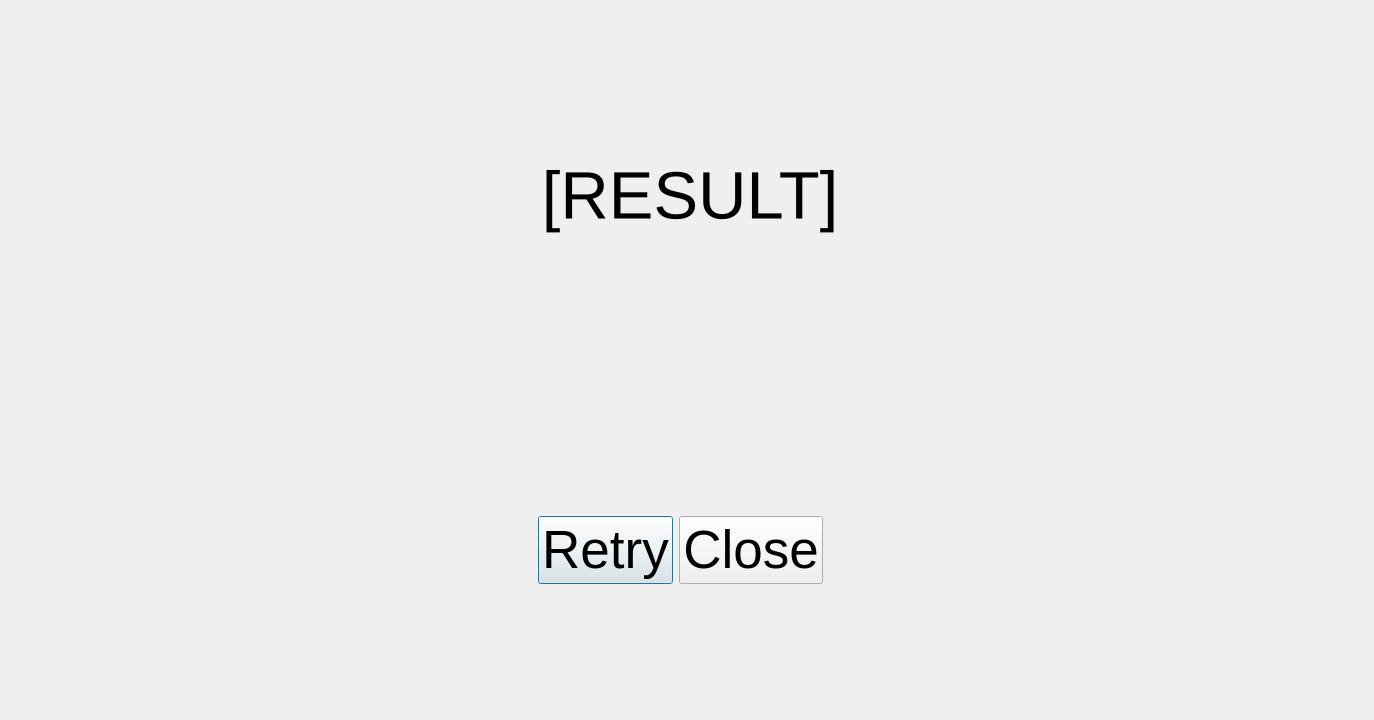
First picture: the form in CTT/mainwindow.ui, repository wnsdyd1128/Code-Typing-Trainer, before the edit.
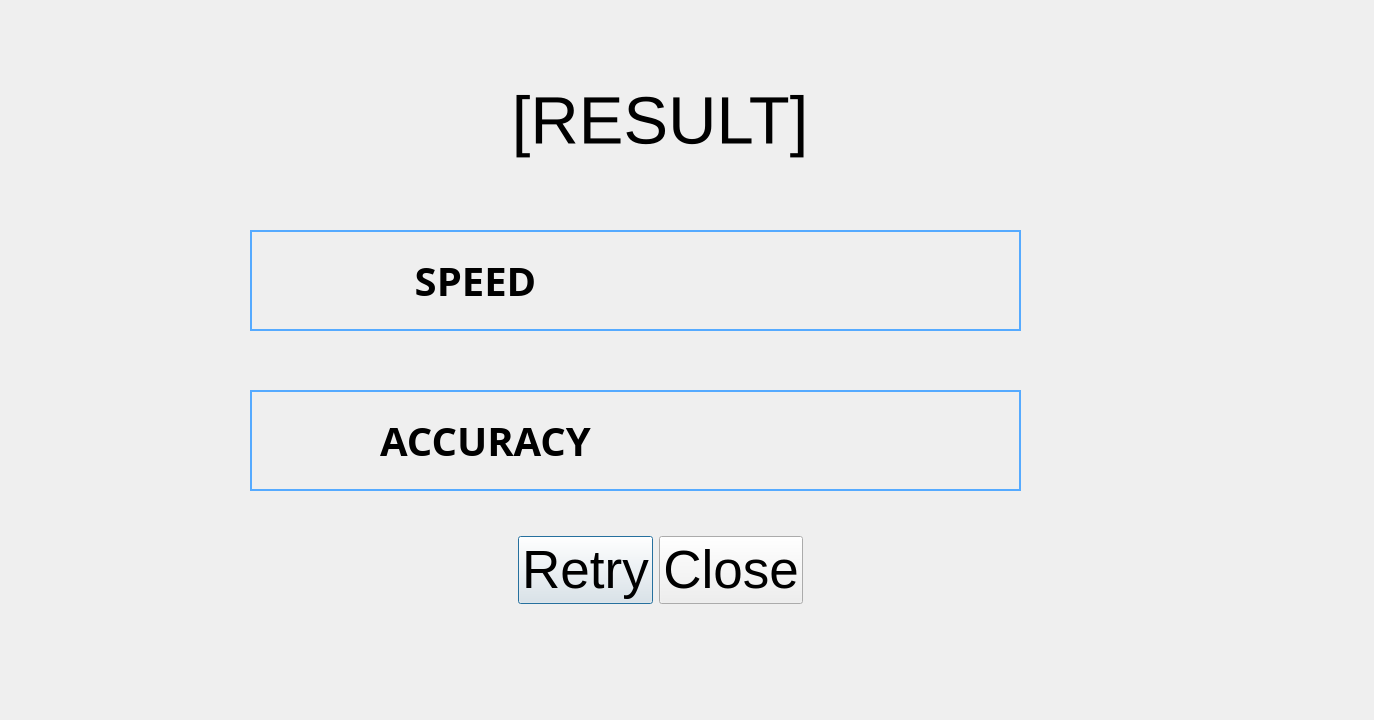
Second picture: the form after the edit. The open tabs and pages were chosen to show the change. Icons and pictures are not drawn.

```diff
--- a/CTT/mainwindow.ui
+++ b/CTT/mainwindow.ui
@@ -510,8 +510,8 @@
      <widget class="QLabel" name="resultTitle">
       <property name="geometry">
        <rect>
-        <x>360</x>
-        <y>135</y>
+        <x>330</x>
+        <y>60</y>
         <width>660</width>
         <height>121</height>
        </rect>
@@ -539,8 +539,8 @@
      <widget class="QDialogButtonBox" name="buttonBox">
       <property name="geometry">
        <rect>
-        <x>450</x>
-        <y>500</y>
+        <x>430</x>
+        <y>520</y>
         <width>461</width>
         <height>101</height>
        </rect>
@@ -566,6 +566,153 @@
        <bool>true</bool>
       </property>
      </widget>
+     <widget class="QLabel" name="speedIcon">
+      <property name="geometry">
+       <rect>
+        <x>250</x>
+        <y>230</y>
+        <width>101</width>
+        <height>101</height>
+       </rect>
+      </property>
+      <property name="text">
+       <string/>
+      </property>
+      <property name="pixmap">
+       <pixmap>../../build-CTT-Desktop_Qt_6_2_1_MSVC2019_64bit-Debug/debug/speed.png</pixmap>
+      </property>
+      <property name="scaledContents">
+       <bool>true</bool>
+      </property>
+     </widget>
+     <widget class="QLabel" name="accuracyIcon">
+      <property name="geometry">
+       <rect>
+        <x>270</x>
+        <y>400</y>
+        <width>81</width>
+        <height>81</height>
+       </rect>
+      </property>
+      <property name="text">
+       <string/>
+      </property>
+      <property name="pixmap">
+       <pixmap>../../build-CTT-Desktop_Qt_6_2_1_MSVC2019_64bit-Debug/debug/accuracy.png</pixmap>
+      </property>
+      <property name="scaledContents">
+       <bool>true</bool>
+      </property>
+     </widget>
+     <widget class="QLabel" name="speedFigure">
+      <property name="geometry">
+       <rect>
+        <x>250</x>
+        <y>230</y>
+        <width>771</width>
+        <height>101</height>
+       </rect>
+      </property>
+      <property name="font">
+       <font>
+        <family>나눔스퀘어</family>
+        <pointsize>30</pointsize>
+        <italic>false</italic>
+        <kerning>true</kerning>
+       </font>
+      </property>
+      <property name="styleSheet">
+       <string notr="true">color: rgb(85, 170, 255);</string>
+      </property>
+      <property name="frameShape">
+       <enum>QFrame::WinPanel</enum>
+      </property>
+      <property name="text">
+       <string/>
+      </property>
+      <property name="alignment">
+       <set>Qt::AlignRight|Qt::AlignTrailing|Qt::AlignVCenter</set>
+      </property>
+     </widget>
+     <widget class="QLabel" name="accuracyFigure">
+      <property name="geometry">
+       <rect>
+        <x>250</x>
+        <y>390</y>
+        <width>771</width>
+        <height>101</height>
+       </rect>
+      </property>
+      <property name="font">
+       <font>
+        <family>나눔스퀘어</family>
+        <pointsize>30</pointsize>
+        <italic>false</italic>
+        <strikeout>false</strikeout>
+        <kerning>true</kerning>
+       </font>
+      </property>
+      <property name="styleSheet">
+       <string notr="true">color: rgb(85, 170, 255);</string>
+      </property>
+      <property name="frameShape">
+       <enum>QFrame::WinPanel</enum>
+      </property>
+      <property name="text">
+       <string/>
+      </property>
+      <property name="alignment">
+       <set>Qt::AlignRight|Qt::AlignTrailing|Qt::AlignVCenter</set>
+      </property>
+     </widget>
+     <widget class="QLabel" name="speedTitle">
+      <property name="geometry">
+       <rect>
+        <x>350</x>
+        <y>250</y>
+        <width>251</width>
+        <height>61</height>
+       </rect>
+      </property>
+      <property name="font">
+       <font>
+        <family>NanumSquare</family>
+        <pointsize>30</pointsize>
+        <weight>75</weight>
+        <bold>true</bold>
+       </font>
+      </property>
+      <property name="text">
+       <string>SPEED</string>
+      </property>
+      <property name="alignment">
+       <set>Qt::AlignCenter</set>
+      </property>
+     </widget>
+     <widget class="QLabel" name="accuracyTitle">
+      <property name="geometry">
+       <rect>
+        <x>360</x>
+        <y>410</y>
+        <width>251</width>
+        <height>61</height>
+       </rect>
+      </property>
+      <property name="font">
+       <font>
+        <family>NanumSquare</family>
+        <pointsize>30</pointsize>
+        <weight>75</weight>
+        <bold>true</bold>
+       </font>
+      </property>
+      <property name="text">
+       <string>ACCURACY</string>
+      </property>
+      <property name="alignment">
+       <set>Qt::AlignCenter</set>
+      </property>
+     </widget>
     </widget>
    </widget>
   </widget>
```
Left out of the diff: 12 changed lines with no effect on the pictures.
